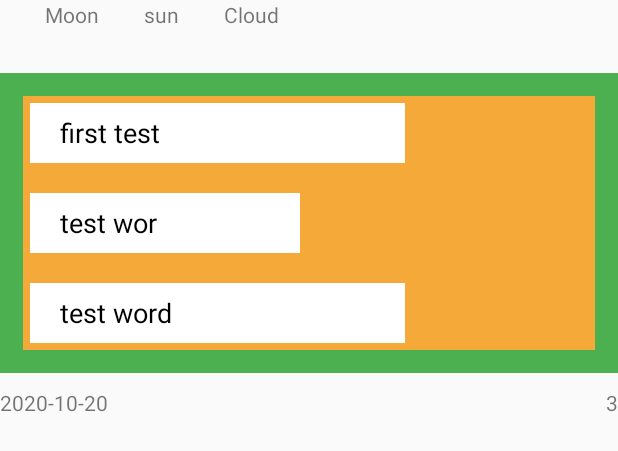
After one commit to SongSuGeun/PuzzleHaiku, an Android app: the layout show_item.xml on its own in the app's theme, with its tools: preview values and no code run, on a phone screen of 412 x 824 dp. The commit adds this screen. Shown: the top 451 px of the screen. Run offline under Robolectric (Android 15) with nearby library versions, the phone set to English and light mode, and no system bars.

Commit message:
add recyclerView

```diff
--- a/app/src/main/java/com/example/haikupuzzle/MainActivity.kt
+++ b/app/src/main/java/com/example/haikupuzzle/MainActivity.kt
@@ -2,7 +2,7 @@ package com.example.haikupuzzle
 
 import androidx.appcompat.app.AppCompatActivity
 import android.os.Bundle
-import com.example.haikupuzzle.setting.SettingFragment
+import com.example.haikupuzzle.setting.ShowFragment
 import com.google.android.material.bottomnavigation.BottomNavigationView
 
 class MainActivity : AppCompatActivity() {
@@ -18,7 +18,7 @@ class MainActivity : AppCompatActivity() {
                     true
                 }
                 else -> {
-                    val fragment = SettingFragment.nweInstance()
+                    val fragment = ShowFragment.nweInstance()
                     supportFragmentManager.beginTransaction()
                         .replace(R.id.mainFrameLayout, fragment)
                         .commit()
--- a/app/src/main/res/layout/fragment_main.xml
+++ b/app/src/main/res/layout/fragment_main.xml
@@ -153,7 +153,6 @@
             android:src="@drawable/haiku_save_button"
             app:layout_constraintBottom_toBottomOf="@id/contentBackGround"
             app:layout_constraintEnd_toEndOf="parent" />
-
     </androidx.constraintlayout.widget.ConstraintLayout>
 
 </androidx.constraintlayout.widget.ConstraintLayout>
--- /dev/null
+++ b/app/src/main/res/layout/show_item.xml
@@ -0,0 +1,107 @@
+<?xml version="1.0" encoding="utf-8"?>
+<androidx.constraintlayout.widget.ConstraintLayout xmlns:android="http://schemas.android.com/apk/res/android"
+    xmlns:app="http://schemas.android.com/apk/res-auto"
+    xmlns:tools="http://schemas.android.com/tools"
+    android:layout_width="match_parent"
+    android:layout_height="wrap_content">
+
+    <TextView
+        android:id="@+id/showFirst_word"
+        android:layout_width="wrap_content"
+        android:layout_height="wrap_content"
+        android:layout_marginStart="30dp"
+        app:layout_constraintStart_toStartOf="parent"
+        app:layout_constraintTop_toTopOf="parent"
+        tools:text="Moon" />
+
+    <TextView
+        android:id="@+id/showSecond_word"
+        android:layout_width="wrap_content"
+        android:layout_height="wrap_content"
+        android:layout_marginStart="30dp"
+        app:layout_constraintStart_toEndOf="@id/showFirst_word"
+        app:layout_constraintTop_toTopOf="parent"
+        tools:text="sun" />
+
+    <TextView
+        android:id="@+id/showThird_word"
+        android:layout_width="wrap_content"
+        android:layout_height="wrap_content"
+        android:layout_marginStart="30dp"
+        app:layout_constraintStart_toEndOf="@id/showSecond_word"
+        app:layout_constraintTop_toTopOf="parent"
+        tools:text="Cloud" />
+
+    <LinearLayout
+        android:id="@+id/showHaikuLayout"
+        android:layout_width="0dp"
+        android:layout_height="200dp"
+        android:background="@drawable/shape_divider"
+        android:orientation="vertical"
+        app:layout_constraintBottom_toBottomOf="parent"
+        app:layout_constraintEnd_toEndOf="parent"
+        app:layout_constraintStart_toStartOf="parent"
+        app:layout_constraintTop_toBottomOf="@id/showFirst_word">
+
+        <EditText
+            android:id="@+id/showFirstHaiku"
+            android:layout_width="250dp"
+            android:layout_height="40dp"
+            android:layout_marginStart="20dp"
+            android:layout_marginTop="20dp"
+            android:background="@color/colorWhite"
+            android:maxLength="10"
+            android:maxLines="1"
+            android:paddingStart="20dp"
+            android:textColor="@color/colorBlack"
+            tools:text="first test word" />
+
+        <EditText
+            android:id="@+id/showSecondHaiku"
+            android:layout_width="180dp"
+            android:layout_height="40dp"
+            android:layout_marginStart="20dp"
+            android:layout_marginTop="20dp"
+            android:background="@color/colorWhite"
+            android:maxLength="8"
+            android:maxLines="1"
+            android:paddingStart="20dp"
+            android:text="ami"
+            android:textColor="@color/colorBlack"
+            tools:text="test word" />
+
+        <EditText
+            android:id="@+id/showThirdHaiku"
+            android:layout_width="250dp"
+            android:layout_height="40dp"
+            android:layout_marginStart="20dp"
+            android:layout_marginTop="20dp"
+            android:background="@color/colorWhite"
+            android:maxLength="10"
+            android:maxLines="1"
+            android:paddingStart="20dp"
+            android:text="test word ami"
+            android:textColor="@color/colorBlack"
+            tools:text="test word ami" />
+    </LinearLayout>
+
+    <TextView
+        android:id="@+id/showCreatedDate"
+        android:layout_width="wrap_content"
+        android:layout_height="wrap_content"
+        android:layout_marginTop="10dp"
+        android:text="2020-10-20"
+        app:layout_constraintStart_toStartOf="parent"
+        app:layout_constraintTop_toBottomOf="@id/showHaikuLayout" />
+
+    <TextView
+        android:id="@+id/showCorrectCount"
+        android:layout_width="wrap_content"
+        android:layout_height="wrap_content"
+        android:layout_marginStart="30dp"
+        android:layout_marginTop="10dp"
+        app:layout_constraintEnd_toEndOf="@id/showHaikuLayout"
+        app:layout_constraintTop_toBottomOf="@id/showHaikuLayout"
+        tools:text="3" />
+
+</androidx.constraintlayout.widget.ConstraintLayout>
--- a/app/src/main/res/menu/main_navigation_view.xml
+++ b/app/src/main/res/menu/main_navigation_view.xml
@@ -8,5 +8,5 @@
     <item
         android:id="@+id/main_navigation_setting"
         android:icon="@drawable/haiku_bow_2"
-        android:title="設定" />
+        android:title="俳句記録" />
 </menu>
```
Also changed, not shown: app/src/main/java/com/example/haikupuzzle/MainFragment.kt (+15 -4 lines), app/src/main/java/com/example/haikupuzzle/MainPresenter.kt (+20 -5 lines), app/src/main/java/com/example/haikupuzzle/setting/SettingFragment.kt (deleted, +0 -32 lines), app/src/main/java/com/example/haikupuzzle/setting/SettingPresenter.kt (deleted, +0 -9 lines), app/src/main/java/com/example/haikupuzzle/setting/ShowAdapter.kt (added, +47 -0 lines), app/src/main/java/com/example/haikupuzzle/setting/ShowFragment.kt (added, +68 -0 lines), app/src/main/java/com/example/haikupuzzle/setting/ShowPresenter.kt (added, +35 -0 lines), app/src/main/java/com/example/haikupuzzle/util/MySharedPreferences.kt (+36 -1 lines), app/src/main/res/layout/fragment_setting.xml (+11 -2 lines).
